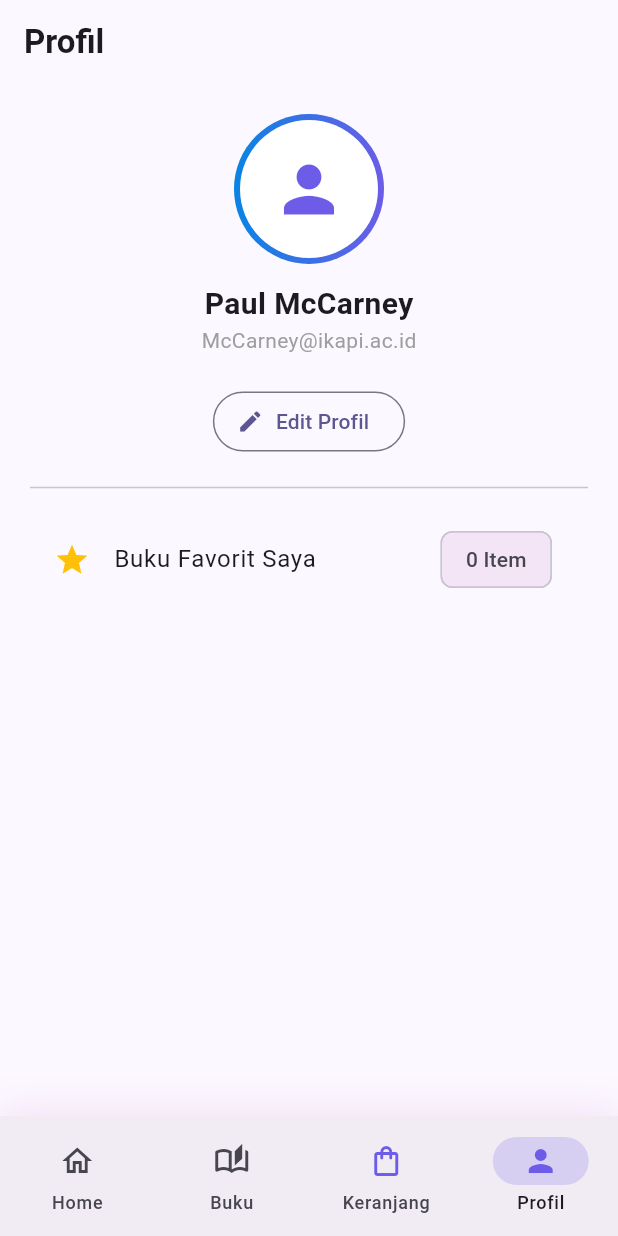
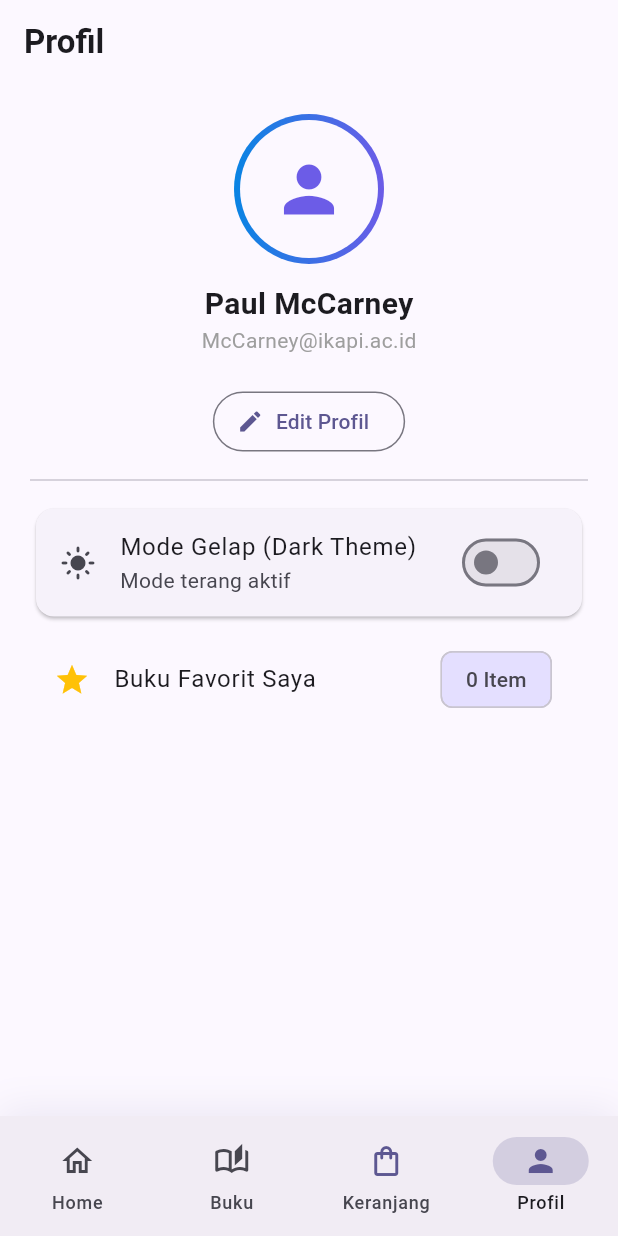
Before and after one commit to lydiamrla/No2Pekan2_PPBL, a Flutter app: the screen it shows after launch, item 4 of the bottom bar chosen, on a phone screen of 412 x 824 dp. Run offline on Flutter 3.47's test engine with Material 3 defaults, Android fonts, the phone set to English and light mode, and no system bars; our stand-ins replace flutter_bloc; network calls fail.

Commit message:
Update Modul 6: Menambahkan ThemeCubit, AppTheme, dan fitur Favorit/Pengajuan

```diff
--- /dev/null
+++ b/lib/cubits/theme_cubit.dart
@@ -0,0 +1,10 @@
+import 'package:flutter/material.dart';
+import 'package:flutter_bloc/flutter_bloc.dart';
+
+class ThemeCubit extends Cubit<ThemeMode> {
+  ThemeCubit() : super(ThemeMode.system);
+
+  void toggleTheme() {
+    emit(state == ThemeMode.dark ? ThemeMode.light : ThemeMode.dark);
+  }
+}
--- a/lib/main.dart
+++ b/lib/main.dart
@@ -3,6 +3,7 @@ import 'package:flutter_bloc/flutter_bloc.dart';
 import 'cubits/favorit_cubit.dart';
 import 'cubits/cart_cubit.dart';
 import 'cubits/review_cubit.dart';
+import 'cubits/theme_cubit.dart';
 import 'navigation/app_routes.dart';
 
 void main() {
@@ -25,18 +26,36 @@ class IkapiApp extends StatelessWidget {
         BlocProvider<ReviewCubit>(
           create: (context) => ReviewCubit(),
         ),
+        BlocProvider<ThemeCubit>(
+          create: (context) => ThemeCubit(),
+        ),
       ],
-      child: MaterialApp(
+      child: BlocBuilder<ThemeCubit, ThemeMode>(
+        builder: (context, themeMode) {
+          return MaterialApp(
             title: 'IKAPI Bookstore',
             theme: ThemeData(
               useMaterial3: true,
-          colorSchemeSeed: const Color(0xFF6C5CE7),
+              colorScheme: ColorScheme.fromSeed(
+                seedColor: const Color(0xFF6C5CE7),
+                brightness: Brightness.light,
               ),
+            ),
+            darkTheme: ThemeData(
+              useMaterial3: true,
+              colorScheme: ColorScheme.fromSeed(
+                seedColor: const Color(0xFF6C5CE7),
+                brightness: Brightness.dark,
+              ),
+            ),
+            themeMode: themeMode,
             initialRoute: AppRoutes.root,
             routes: AppRoutes.routes,
             onGenerateRoute: AppRoutes.onGenerateRoute,
             onUnknownRoute: AppRoutes.onUnknownRoute,
             debugShowCheckedModeBanner: false,
+          );
+        },
       ),
     );
   }
--- a/lib/pages/main_wrapper.dart
+++ b/lib/pages/main_wrapper.dart
@@ -34,7 +34,7 @@ class _MainWrapperState extends State<MainWrapper> {
   Widget _buatIkonKeranjang({required bool selected}) {
     final iconBase = Icon(
       selected ? Icons.shopping_bag : Icons.shopping_bag_outlined,
-      color: const Color(0xFF6C5CE7),
+      color: Theme.of(context).colorScheme.primary,
     );
     return BlocSelector<CartCubit, List<Book>, int>(
       selector: (state) => state.length,
@@ -50,6 +50,8 @@ class _MainWrapperState extends State<MainWrapper> {
 
   @override
   Widget build(BuildContext context) {
+    final primaryColor = Theme.of(context).colorScheme.primary;
+
     return Scaffold(
       body: IndexedStack(
         index: _currentIndex,
@@ -59,7 +61,7 @@ class _MainWrapperState extends State<MainWrapper> {
         decoration: BoxDecoration(
           boxShadow: [
             BoxShadow(
-              color: Colors.purple.withOpacity(0.1),
+              color: primaryColor.withOpacity(0.1),
               blurRadius: 20,
               offset: const Offset(0, -5),
             ),
@@ -68,21 +70,21 @@ class _MainWrapperState extends State<MainWrapper> {
         child: NavigationBar(
           selectedIndex: _currentIndex,
           elevation: 0,
-          indicatorColor: const Color(0xFF6C5CE7).withOpacity(0.2),
+          indicatorColor: primaryColor.withOpacity(0.2),
           onDestinationSelected: (int index) {
             setState(() {
               _currentIndex = index;
             });
           },
           destinations: [
-            const NavigationDestination(
-              icon: Icon(Icons.home_outlined),
-              selectedIcon: Icon(Icons.home, color: Color(0xFF6C5CE7)),
+            NavigationDestination(
+              icon: const Icon(Icons.home_outlined),
+              selectedIcon: Icon(Icons.home, color: primaryColor),
               label: 'Home',
             ),
-            const NavigationDestination(
-              icon: Icon(Icons.auto_stories_outlined),
-              selectedIcon: Icon(Icons.auto_stories, color: Color(0xFF6C5CE7)),
+            NavigationDestination(
+              icon: const Icon(Icons.auto_stories_outlined),
+              selectedIcon: Icon(Icons.auto_stories, color: primaryColor),
               label: 'Buku',
             ),
             NavigationDestination(
@@ -90,9 +92,9 @@ class _MainWrapperState extends State<MainWrapper> {
               selectedIcon: _buatIkonKeranjang(selected: true),
               label: 'Keranjang',
             ),
-            const NavigationDestination(
-              icon: Icon(Icons.person_outline),
-              selectedIcon: Icon(Icons.person, color: Color(0xFF6C5CE7)),
+            NavigationDestination(
+              icon: const Icon(Icons.person_outline),
+              selectedIcon: Icon(Icons.person, color: primaryColor),
               label: 'Profil',
             ),
           ],
--- a/lib/pages/profile_page.dart
+++ b/lib/pages/profile_page.dart
@@ -1,6 +1,7 @@
 import 'package:flutter/material.dart';
 import 'package:flutter_bloc/flutter_bloc.dart';
 import '../cubits/favorit_cubit.dart';
+import '../cubits/theme_cubit.dart';
 
 class ProfilePage extends StatefulWidget {
   const ProfilePage({super.key});
@@ -26,10 +27,10 @@ class _ProfilePageState extends State<ProfilePage> {
                 shape: BoxShape.circle,
                 gradient: LinearGradient(colors: [Color(0xFF0984E3), Color(0xFF6C5CE7)]),
               ),
-              child: const CircleAvatar(
+              child: CircleAvatar(
                 radius: 46,
-                backgroundColor: Colors.white,
-                child: Icon(Icons.person, size: 50, color: Color(0xFF6C5CE7)),
+                backgroundColor: Theme.of(context).colorScheme.surface,
+                child: const Icon(Icons.person, size: 50, color: Color(0xFF6C5CE7)),
               ),
             ),
             const SizedBox(height: 12),
@@ -46,7 +47,26 @@ class _ProfilePageState extends State<ProfilePage> {
               icon: Icon(_isEditing ? Icons.check : Icons.edit),
               label: Text(_isEditing ? 'Simpan Profil' : 'Edit Profil'),
             ),
-            const Divider(height: 40),
+            const Divider(height: 30),
+
+            // ===== SAKELAR MODE GELAP (DARK THEME SWITCH) =====
+            Card(
+              child: BlocBuilder<ThemeCubit, ThemeMode>(
+                builder: (context, themeMode) {
+                  final isDarkMode = themeMode == ThemeMode.dark;
+                  return SwitchListTile(
+                    title: const Text('Mode Gelap (Dark Theme)'),
+                    subtitle: Text(isDarkMode ? 'Mode gelap aktif' : 'Mode terang aktif'),
+                    secondary: Icon(isDarkMode ? Icons.dark_mode : Icons.light_mode),
+                    value: isDarkMode,
+                    onChanged: (_) {
+                      context.read<ThemeCubit>().toggleTheme();
+                    },
+                  );
+                },
+              ),
+            ),
+            const SizedBox(height: 10),
 
             BlocBuilder<FavoriteCubit, Set<String>>(
               builder: (context, favoritSet) {
@@ -55,7 +75,7 @@ class _ProfilePageState extends State<ProfilePage> {
                   title: const Text('Buku Favorit Saya'),
                   trailing: Chip(
                     label: Text('${favoritSet.length} Item'),
-                    backgroundColor: Colors.purple.shade50,
+                    backgroundColor: Theme.of(context).colorScheme.primaryContainer,
                   ),
                 );
               },
--- /dev/null
+++ b/lib/theme/app_theme.dart
@@ -0,0 +1,23 @@
+import 'package:flutter/material.dart';
+
+class AppTheme {
+  static const Color seedColor = Colors.indigo; // Warna identitas aplikasi IKAPI
+
+  static ThemeData get lightTheme => ThemeData(
+        useMaterial3: true,
+        colorScheme: ColorScheme.fromSeed(
+          seedColor: seedColor,
+          brightness: Brightness.light,
+        ),
+        appBarTheme: const AppBarTheme(centerTitle: false),
+      );
+
+  static ThemeData get darkTheme => ThemeData(
+        useMaterial3: true,
+        colorScheme: ColorScheme.fromSeed(
+          seedColor: seedColor,
+          brightness: Brightness.dark,
+        ),
+        appBarTheme: const AppBarTheme(centerTitle: false),
+      );
+}
```
Lines whose indentation alone changed are shown as unchanged.
